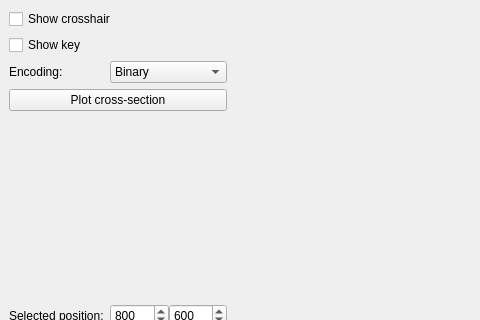
Above: gui/imageanalysiswidget.ui from ryaninvents/PicoScan before the change; both pictures show x 0 to 480 and y 0 to 320 of the 642 by 423 pixel window. Below: the same form after it.
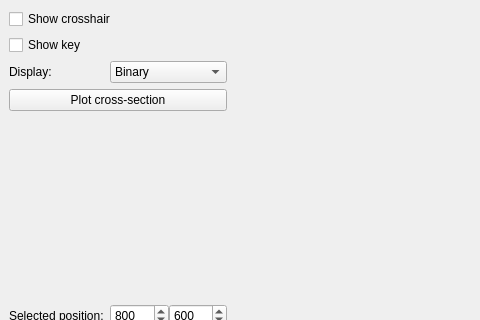
That is the form after the change. Icons and pictures are not drawn. Custom widgets are drawn as their Qt base class.

The edit to the form file:
```diff
--- a/gui/imageanalysiswidget.ui
+++ b/gui/imageanalysiswidget.ui
@@ -174,13 +174,13 @@
       <item row="2" column="0">
        <widget class="QLabel" name="label_2">
         <property name="sizePolicy">
-         <sizepolicy hsizetype="Fixed" vsizetype="Preferred">
+         <sizepolicy hsizetype="Minimum" vsizetype="Preferred">
           <horstretch>0</horstretch>
           <verstretch>0</verstretch>
          </sizepolicy>
         </property>
         <property name="text">
-         <string>Encoding:</string>
+         <string>Display:</string>
         </property>
        </widget>
       </item>
```
Left out of the diff: 11 changed lines with no effect on the pictures.
